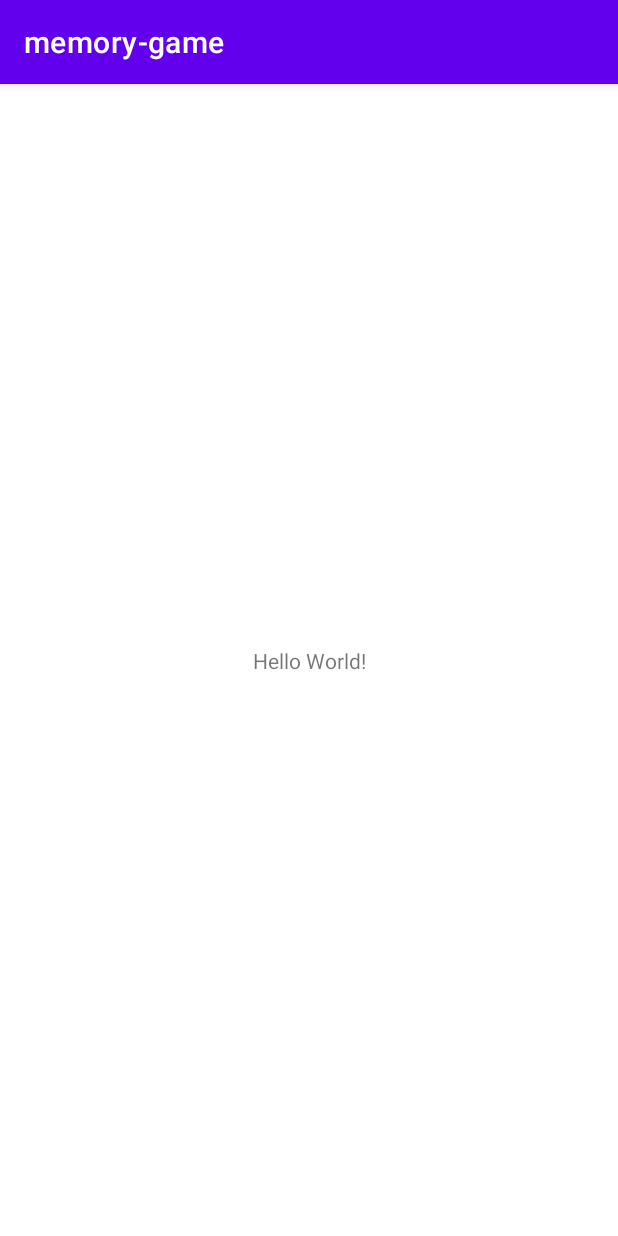
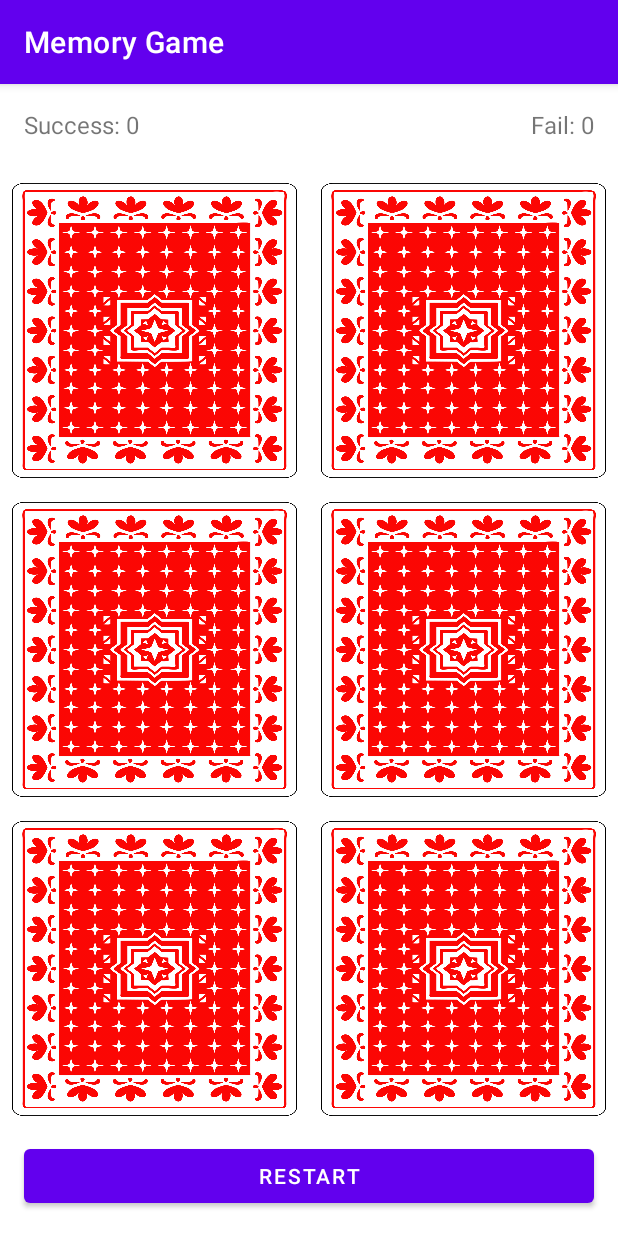
Before and after one commit to Rchik123/memory-game, an Android app: the screen it shows after launch (MainActivity), on a phone screen of 412 x 824 dp. Run offline under Robolectric (Android 15) with nearby library versions, the light colour scheme and no system bars.

Commit message:
Build UI visuals

```diff
--- a/app/src/main/res/layout/activity_main.xml
+++ b/app/src/main/res/layout/activity_main.xml
@@ -7,12 +7,127 @@
     tools:context=".MainActivity">
 
     <TextView
+        android:id="@+id/textView"
         android:layout_width="wrap_content"
         android:layout_height="wrap_content"
-        android:text="Hello World!"
-        app:layout_constraintBottom_toBottomOf="parent"
-        app:layout_constraintEnd_toEndOf="parent"
+        android:layout_marginStart="16dp"
+        android:layout_marginTop="16dp"
+        android:text="Success: 0"
+        android:textSize="16dp"
         app:layout_constraintStart_toStartOf="parent"
         app:layout_constraintTop_toTopOf="parent" />
 
+    <TextView
+        android:id="@+id/textView2"
+        android:layout_width="wrap_content"
+        android:layout_height="wrap_content"
+        android:layout_marginTop="16dp"
+        android:layout_marginEnd="16dp"
+        android:text="Fail: 0"
+        android:textSize="16dp"
+        app:layout_constraintEnd_toEndOf="parent"
+        app:layout_constraintTop_toTopOf="parent" />
+
+    <Button
+        android:id="@+id/restartButton"
+        android:layout_width="match_parent"
+        android:layout_height="wrap_content"
+        android:layout_marginStart="16dp"
+        android:layout_marginEnd="16dp"
+        android:layout_marginBottom="16dp"
+        android:text="@string/restart_btn_name"
+        app:layout_constraintBottom_toBottomOf="parent"
+        app:layout_constraintEnd_toEndOf="parent"
+        app:layout_constraintStart_toStartOf="parent" />
+
+    <ImageView
+        android:id="@+id/cardImage0"
+        android:layout_width="0dp"
+        android:layout_height="0dp"
+        android:layout_marginStart="8dp"
+        android:layout_marginTop="28dp"
+        android:layout_marginEnd="8dp"
+        android:layout_marginBottom="8dp"
+        android:scaleType="fitXY"
+        app:layout_constraintBottom_toTopOf="@+id/cardImage4"
+        app:layout_constraintEnd_toStartOf="@+id/cardImage1"
+        app:layout_constraintStart_toStartOf="parent"
+        app:layout_constraintTop_toBottomOf="@+id/textView"
+        app:srcCompat="@drawable/card_back" />
+
+    <ImageView
+        android:id="@+id/cardImage1"
+        android:layout_width="0dp"
+        android:layout_height="0dp"
+        android:layout_marginStart="8dp"
+        android:layout_marginTop="28dp"
+        android:layout_marginEnd="8dp"
+        android:layout_marginBottom="8dp"
+        android:scaleType="fitXY"
+        app:layout_constraintBottom_toTopOf="@+id/cardImage5"
+        app:layout_constraintEnd_toEndOf="parent"
+        app:layout_constraintStart_toEndOf="@+id/cardImage0"
+        app:layout_constraintTop_toBottomOf="@+id/textView2"
+        app:srcCompat="@drawable/card_back" />
+
+    <ImageView
+        android:id="@+id/cardImage2"
+        android:layout_width="0dp"
+        android:layout_height="0dp"
+        android:layout_marginStart="8dp"
+        android:layout_marginTop="8dp"
+        android:layout_marginEnd="8dp"
+        android:layout_marginBottom="16dp"
+        android:scaleType="fitXY"
+        app:layout_constraintBottom_toTopOf="@+id/restartButton"
+        app:layout_constraintEnd_toStartOf="@+id/cardImage3"
+        app:layout_constraintStart_toStartOf="parent"
+        app:layout_constraintTop_toBottomOf="@+id/cardImage4"
+        app:srcCompat="@drawable/card_back" />
+
+    <ImageView
+        android:id="@+id/cardImage3"
+        android:layout_width="0dp"
+        android:layout_height="0dp"
+        android:layout_marginStart="8dp"
+        android:layout_marginTop="8dp"
+        android:layout_marginEnd="8dp"
+        android:layout_marginBottom="16dp"
+        android:scaleType="fitXY"
+        app:layout_constraintBottom_toTopOf="@+id/restartButton"
+        app:layout_constraintEnd_toEndOf="parent"
+        app:layout_constraintStart_toEndOf="@+id/cardImage2"
+        app:layout_constraintTop_toBottomOf="@+id/cardImage5"
+        app:srcCompat="@drawable/card_back" />
+
+    <ImageView
+        android:id="@+id/cardImage4"
+        android:layout_width="0dp"
+        android:layout_height="0dp"
+        android:layout_marginStart="8dp"
+        android:layout_marginTop="8dp"
+        android:layout_marginEnd="8dp"
+        android:layout_marginBottom="8dp"
+        android:scaleType="fitXY"
+        app:layout_constraintBottom_toTopOf="@+id/cardImage2"
+        app:layout_constraintEnd_toStartOf="@+id/cardImage5"
+        app:layout_constraintStart_toStartOf="parent"
+        app:layout_constraintTop_toBottomOf="@+id/cardImage0"
+        app:srcCompat="@drawable/card_back" />
+
+    <ImageView
+        android:id="@+id/cardImage5"
+        android:layout_width="0dp"
+        android:layout_height="0dp"
+        android:layout_marginStart="8dp"
+        android:layout_marginTop="8dp"
+        android:layout_marginEnd="8dp"
+        android:layout_marginBottom="8dp"
+        android:scaleType="fitXY"
+        app:layout_constraintBottom_toTopOf="@+id/cardImage3"
+        app:layout_constraintEnd_toEndOf="parent"
+        app:layout_constraintStart_toEndOf="@+id/cardImage4"
+        app:layout_constraintTop_toBottomOf="@+id/cardImage1"
+        app:srcCompat="@drawable/card_back" />
+
 </androidx.constraintlayout.widget.ConstraintLayout>
--- a/app/src/main/res/values/strings.xml
+++ b/app/src/main/res/values/strings.xml
@@ -1,3 +1,4 @@
 <resources>
-    <string name="app_name">memory-game</string>
+    <string name="app_name">Memory Game</string>
+    <string name="restart_btn_name">RESTART</string>
 </resources>
```
Also changed, not shown: app/src/main/res/drawable/card_back.png (added).
